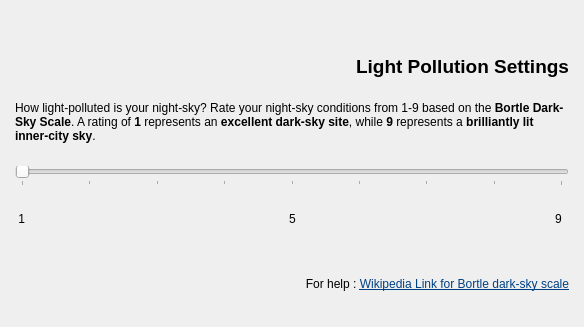
Old version of the form kstars/tools/whatsinteresting/wilpsettings.ui in the repository KDE/kstars.
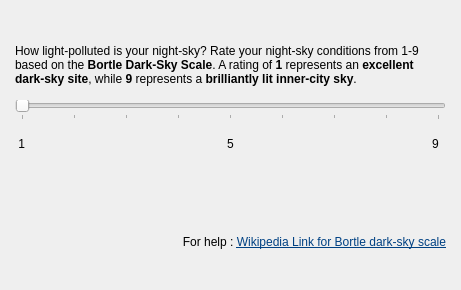
New version of the form.

Commit message: Added "Equipment Type and Parameters" page to config dialog for WI settings.

What changed in the file:
```diff
--- a/kstars/tools/whatsinteresting/wilpsettings.ui
+++ b/kstars/tools/whatsinteresting/wilpsettings.ui
@@ -6,8 +6,8 @@
    <rect>
     <x>0</x>
     <y>0</y>
-    <width>584</width>
-    <height>327</height>
+    <width>461</width>
+    <height>290</height>
    </rect>
   </property>
   <property name="windowTitle">
@@ -26,18 +26,11 @@
    <item row="0" column="0">
     <layout class="QVBoxLayout" name="lpLayout">
      <property name="spacing">
-      <number>23</number>
+      <number>14</number>
      </property>
      <property name="topMargin">
-      <number>45</number>
+      <number>34</number>
      </property>
-     <item>
-      <widget class="QLabel" name="lpTitle">
-       <property name="text">
-        <string>&lt;html&gt;&lt;head/&gt;&lt;body&gt;&lt;p align=&quot;right&quot;&gt;&lt;span style=&quot; font-size:14pt; font-weight:600;&quot;&gt;Light Pollution Settings&lt;/span&gt;&lt;/p&gt;&lt;/body&gt;&lt;/html&gt;</string>
-       </property>
-      </widget>
-     </item>
      <item>
       <widget class="QLabel" name="lpText">
        <property name="text">
@@ -133,7 +126,7 @@
        <property name="sizeHint" stdset="0">
         <size>
          <width>20</width>
-         <height>40</height>
+         <height>77</height>
         </size>
        </property>
       </spacer>
```
The commit also changes 9 other files.
